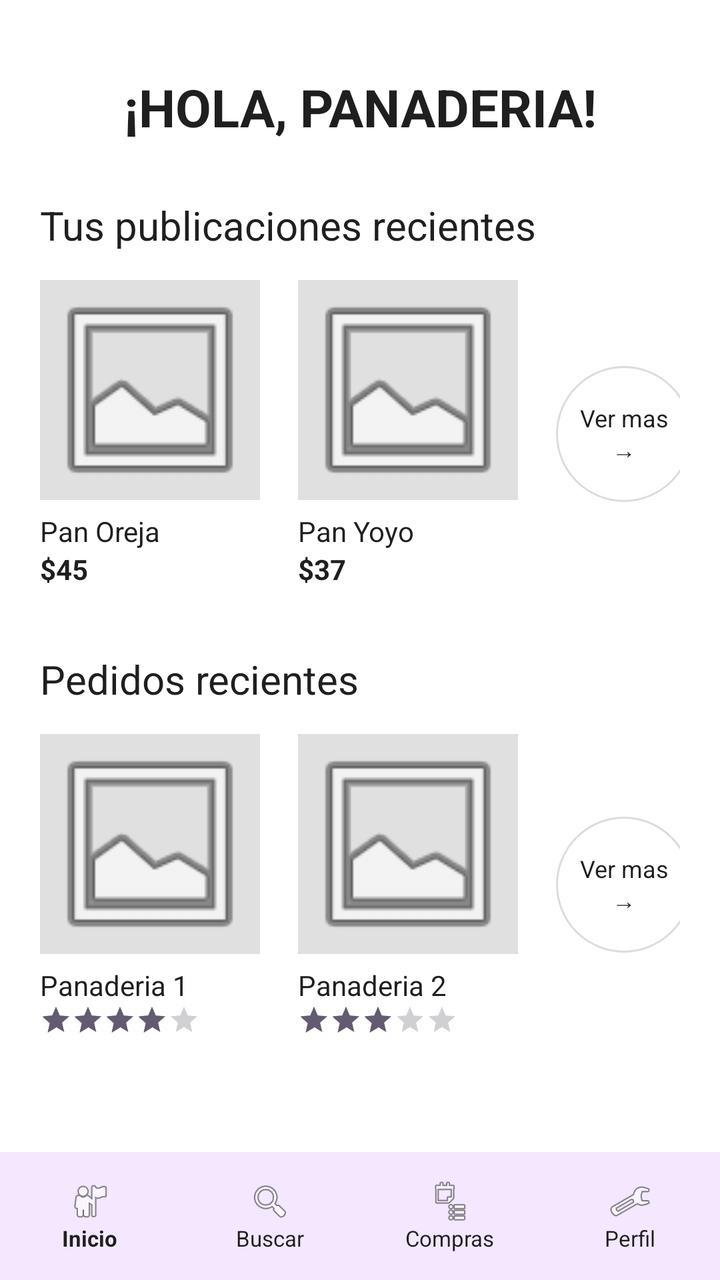
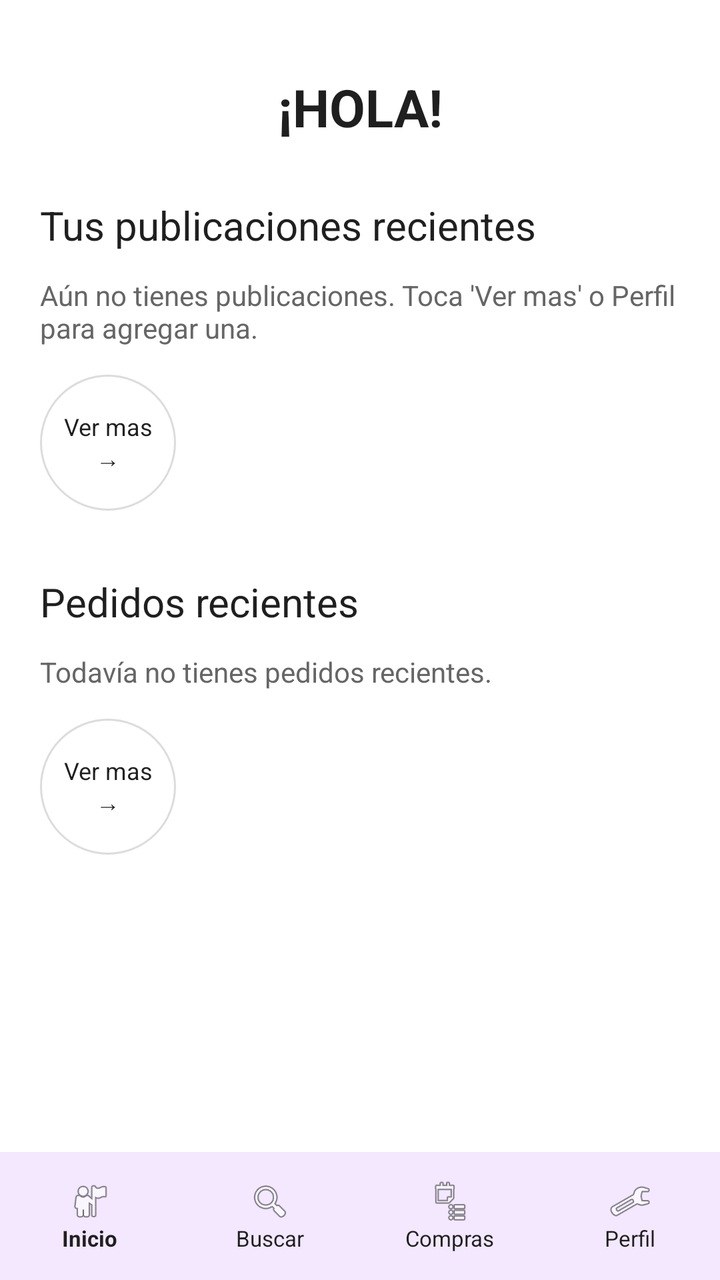

An Android layout rendered at two revisions. The XML below is the earlier revision; the diff shows what the commit changed to produce the second picture.
<!-- AndroidManifest.xml: application theme Theme.Material3.DayNight.NoActionBar -->
<!-- res/layout/activity_main2.xml -->
<?xml version="1.0" encoding="utf-8"?>
<androidx.constraintlayout.widget.ConstraintLayout xmlns:android="http://schemas.android.com/apk/res/android"
    xmlns:app="http://schemas.android.com/apk/res-auto"
    android:layout_width="match_parent"
    android:layout_height="match_parent"
    android:background="@color/blanco">

    <ScrollView
        android:layout_width="match_parent"
        android:layout_height="0dp"
        app:layout_constraintBottom_toTopOf="@id/bottomNav"
        app:layout_constraintTop_toTopOf="parent">

        <LinearLayout
            android:layout_width="match_parent"
            android:layout_height="wrap_content"
            android:orientation="vertical"
            android:padding="20dp">

            <TextView
                android:id="@+id/tvSaludo"
                android:layout_width="match_parent"
                android:layout_height="wrap_content"
                android:layout_marginTop="16dp"
                android:gravity="center"
                android:text="¡HOLA, PANADERIA!"
                android:textColor="@color/texto_oscuro"
                android:textSize="26sp"
                android:textStyle="bold" />

            <TextView
                android:layout_width="wrap_content"
                android:layout_height="wrap_content"
                android:layout_marginTop="28dp"
                android:text="Tus publicaciones recientes"
                android:textColor="@color/texto_oscuro"
                android:textSize="20sp" />

            <HorizontalScrollView
                android:layout_width="match_parent"
                android:layout_height="wrap_content"
                android:layout_marginTop="14dp"
                android:scrollbars="none">

                <LinearLayout
                    android:layout_width="wrap_content"
                    android:layout_height="wrap_content"
                    android:gravity="center_vertical"
                    android:orientation="horizontal">

                    <LinearLayout
                        android:layout_width="115dp"
                        android:layout_height="wrap_content"
                        android:layout_marginEnd="14dp"
                        android:orientation="vertical">
                        <ImageView
                            android:layout_width="110dp"
                            android:layout_height="110dp"
                            android:background="@color/gris_placeholder"
                            android:scaleType="centerCrop"
                            android:src="@android:drawable/ic_menu_gallery" />
                        <TextView
                            android:layout_width="wrap_content"
                            android:layout_height="wrap_content"
                            android:layout_marginTop="6dp"
                            android:text="Pan Oreja"
                            android:textColor="@color/texto_oscuro" />
                        <TextView
                            android:layout_width="wrap_content"
                            android:layout_height="wrap_content"
                            android:text="$45"
                            android:textColor="@color/texto_oscuro"
                            android:textStyle="bold" />
                    </LinearLayout>

                    <LinearLayout
                        android:layout_width="115dp"
                        android:layout_height="wrap_content"
                        android:layout_marginEnd="14dp"
                        android:orientation="vertical">
                        <ImageView
                            android:layout_width="110dp"
                            android:layout_height="110dp"
                            android:background="@color/gris_placeholder"
                            android:scaleType="centerCrop"
                            android:src="@android:drawable/ic_menu_gallery" />
                        <TextView
                            android:layout_width="wrap_content"
                            android:layout_height="wrap_content"
                            android:layout_marginTop="6dp"
                            android:text="Pan Yoyo"
                            android:textColor="@color/texto_oscuro" />
                        <TextView
                            android:layout_width="wrap_content"
                            android:layout_height="wrap_content"
                            android:text="$37"
                            android:textColor="@color/texto_oscuro"
                            android:textStyle="bold" />
                    </LinearLayout>

                    <TextView
                        android:id="@+id/btnVerMasPublicaciones"
                        android:layout_width="68dp"
                        android:layout_height="68dp"
                        android:background="@drawable/bg_circulo_borde"
                        android:gravity="center"
                        android:text="Ver mas\n→"
                        android:textColor="@color/texto_oscuro"
                        android:textSize="12sp" />
                </LinearLayout>
            </HorizontalScrollView>

            <TextView
                android:layout_width="wrap_content"
                android:layout_height="wrap_content"
                android:layout_marginTop="32dp"
                android:text="Pedidos recientes"
                android:textColor="@color/texto_oscuro"
                android:textSize="20sp" />

            <HorizontalScrollView
                android:layout_width="match_parent"
                android:layout_height="wrap_content"
                android:layout_marginTop="14dp"
                android:scrollbars="none">

                <LinearLayout
                    android:layout_width="wrap_content"
                    android:layout_height="wrap_content"
                    android:gravity="center_vertical"
                    android:orientation="horizontal">

                    <LinearLayout
                        android:layout_width="115dp"
                        android:layout_height="wrap_content"
                        android:layout_marginEnd="14dp"
                        android:orientation="vertical">
                        <ImageView
                            android:layout_width="110dp"
                            android:layout_height="110dp"
                            android:background="@color/gris_placeholder"
                            android:src="@android:drawable/ic_menu_gallery" />
                        <TextView
                            android:layout_width="wrap_content"
                            android:layout_height="wrap_content"
                            android:layout_marginTop="6dp"
                            android:text="Panaderia 1"
                            android:textColor="@color/texto_oscuro" />
                        <RatingBar
                            style="?android:attr/ratingBarStyleSmall"
                            android:layout_width="wrap_content"
                            android:layout_height="wrap_content"
                            android:numStars="5"
                            android:rating="4" />
                    </LinearLayout>

                    <LinearLayout
                        android:layout_width="115dp"
                        android:layout_height="wrap_content"
                        android:layout_marginEnd="14dp"
                        android:orientation="vertical">
                        <ImageView
                            android:layout_width="110dp"
                            android:layout_height="110dp"
                            android:background="@color/gris_placeholder"
                            android:src="@android:drawable/ic_menu_gallery" />
                        <TextView
                            android:layout_width="wrap_content"
                            android:layout_height="wrap_content"
                            android:layout_marginTop="6dp"
                            android:text="Panaderia 2"
                            android:textColor="@color/texto_oscuro" />
                        <RatingBar
                            style="?android:attr/ratingBarStyleSmall"
                            android:layout_width="wrap_content"
                            android:layout_height="wrap_content"
                            android:numStars="5"
                            android:rating="3" />
                    </LinearLayout>

                    <TextView
                        android:id="@+id/btnVerMasPedidos"
                        android:layout_width="68dp"
                        android:layout_height="68dp"
                        android:background="@drawable/bg_circulo_borde"
                        android:gravity="center"
                        android:text="Ver mas\n→"
                        android:textColor="@color/texto_oscuro"
                        android:textSize="12sp" />
                </LinearLayout>
            </HorizontalScrollView>
        </LinearLayout>
    </ScrollView>

    <include
        android:id="@+id/bottomNav"
        layout="@layout/layout_bottom_nav"
        android:layout_width="match_parent"
        android:layout_height="64dp"
        app:layout_constraintBottom_toBottomOf="parent" />

</androidx.constraintlayout.widget.ConstraintLayout>
<!-- res/layout/layout_bottom_nav.xml (included above) -->
<?xml version="1.0" encoding="utf-8"?>
<LinearLayout xmlns:android="http://schemas.android.com/apk/res/android"
    android:layout_width="match_parent"
    android:layout_height="64dp"
    android:background="@color/lila_nav"
    android:gravity="center"
    android:orientation="horizontal"
    android:weightSum="4">

    <LinearLayout
        android:id="@+id/navInicio"
        android:layout_width="0dp"
        android:layout_height="match_parent"
        android:layout_weight="1"
        android:gravity="center"
        android:orientation="vertical">
        <ImageView
            android:layout_width="22dp"
            android:layout_height="22dp"
            android:src="@android:drawable/ic_menu_myplaces" />
        <TextView
            android:layout_width="wrap_content"
            android:layout_height="wrap_content"
            android:text="Inicio"
            android:textColor="@color/texto_oscuro"
            android:textSize="11sp"
            android:textStyle="bold" />
    </LinearLayout>

    <LinearLayout
        android:id="@+id/navBuscar"
        android:layout_width="0dp"
        android:layout_height="match_parent"
        android:layout_weight="1"
        android:gravity="center"
        android:orientation="vertical">
        <ImageView
            android:layout_width="22dp"
            android:layout_height="22dp"
            android:src="@android:drawable/ic_menu_search" />
        <TextView
            android:layout_width="wrap_content"
            android:layout_height="wrap_content"
            android:text="Buscar"
            android:textColor="@color/texto_oscuro"
            android:textSize="11sp" />
    </LinearLayout>

    <LinearLayout
        android:id="@+id/navCompras"
        android:layout_width="0dp"
        android:layout_height="match_parent"
        android:layout_weight="1"
        android:gravity="center"
        android:orientation="vertical">
        <ImageView
            android:layout_width="22dp"
            android:layout_height="22dp"
            android:src="@android:drawable/ic_menu_agenda" />
        <TextView
            android:layout_width="wrap_content"
            android:layout_height="wrap_content"
            android:text="Compras"
            android:textColor="@color/texto_oscuro"
            android:textSize="11sp" />
    </LinearLayout>

    <LinearLayout
        android:id="@+id/navPerfil"
        android:layout_width="0dp"
        android:layout_height="match_parent"
        android:layout_weight="1"
        android:gravity="center"
        android:orientation="vertical">
        <ImageView
            android:layout_width="22dp"
            android:layout_height="22dp"
            android:src="@android:drawable/ic_menu_manage" />
        <TextView
            android:layout_width="wrap_content"
            android:layout_height="wrap_content"
            android:text="Perfil"
            android:textColor="@color/texto_oscuro"
            android:textSize="11sp" />
    </LinearLayout>
</LinearLayout>
<!-- resources referenced by this layout -->
<resources>
  <color name="blanco">#FFFFFF</color>
  <color name="gris_placeholder">#E0E0E0</color>
  <color name="lila_nav">#F3E8FF</color>
  <color name="texto_oscuro">#1F1F1F</color>
  <!-- drawable bg_circulo_borde (drawable) -->
  <shape xmlns:android="http://schemas.android.com/apk/res/android" android:shape="oval">
      <solid android:color="@color/blanco"/>
      <stroke android:width="1dp" android:color="@color/gris_borde"/>
  </shape>
  <color name="gris_borde">#DCDCDC</color>
</resources>

<!-- the commit's change to res/layout/activity_main2.xml (unified diff, before → after) -->
@@ -23,11 +23,12 @@
                 android:layout_height="wrap_content"
                 android:layout_marginTop="16dp"
                 android:gravity="center"
-                android:text="¡HOLA, PANADERIA!"
+                android:text="¡HOLA!"
                 android:textColor="@color/texto_oscuro"
                 android:textSize="26sp"
                 android:textStyle="bold" />
 
+            
             <TextView
                 android:layout_width="wrap_content"
                 android:layout_height="wrap_content"
@@ -35,6 +36,15 @@
                 android:text="Tus publicaciones recientes"
                 android:textColor="@color/texto_oscuro"
                 android:textSize="20sp" />
+
+            <TextView
+                android:id="@+id/tvSinPublicaciones"
+                android:layout_width="match_parent"
+                android:layout_height="wrap_content"
+                android:layout_marginTop="12dp"
+                android:text="Aún no tienes publicaciones. Toca 'Ver mas' o Perfil para agregar una."
+                android:textColor="@color/texto_secundario"
+                android:textSize="14sp" />
 
             <HorizontalScrollView
                 android:layout_width="match_parent"
@@ -48,55 +58,12 @@
                     android:gravity="center_vertical"
                     android:orientation="horizontal">
 
+                    
                     <LinearLayout
-                        android:layout_width="115dp"
+                        android:id="@+id/contenedorPublicaciones"
+                        android:layout_width="wrap_content"
                         android:layout_height="wrap_content"
-                        android:layout_marginEnd="14dp"
-                        android:orientation="vertical">
-                        <ImageView
-                            android:layout_width="110dp"
-                            android:layout_height="110dp"
-                            android:background="@color/gris_placeholder"
-                            android:scaleType="centerCrop"
-                            android:src="@android:drawable/ic_menu_gallery" />
-                        <TextView
-                            android:layout_width="wrap_content"
-                            android:layout_height="wrap_content"
-                            android:layout_marginTop="6dp"
-                            android:text="Pan Oreja"
-                            android:textColor="@color/texto_oscuro" />
-                        <TextView
-                            android:layout_width="wrap_content"
-                            android:layout_height="wrap_content"
-                            android:text="$45"
-                            android:textColor="@color/texto_oscuro"
-                            android:textStyle="bold" />
-                    </LinearLayout>
-
-                    <LinearLayout
-                        android:layout_width="115dp"
-                        android:layout_height="wrap_content"
-                        android:layout_marginEnd="14dp"
-                        android:orientation="vertical">
-                        <ImageView
-                            android:layout_width="110dp"
-                            android:layout_height="110dp"
-                            android:background="@color/gris_placeholder"
-                            android:scaleType="centerCrop"
-                            android:src="@android:drawable/ic_menu_gallery" />
-                        <TextView
-                            android:layout_width="wrap_content"
-                            android:layout_height="wrap_content"
-                            android:layout_marginTop="6dp"
-                            android:text="Pan Yoyo"
-                            android:textColor="@color/texto_oscuro" />
-                        <TextView
-                            android:layout_width="wrap_content"
-                            android:layout_height="wrap_content"
-                            android:text="$37"
-                            android:textColor="@color/texto_oscuro"
-                            android:textStyle="bold" />
-                    </LinearLayout>
+                        android:orientation="horizontal" />
 
                     <TextView
                         android:id="@+id/btnVerMasPublicaciones"
@@ -110,6 +77,7 @@
                 </LinearLayout>
             </HorizontalScrollView>
 
+            
             <TextView
                 android:layout_width="wrap_content"
                 android:layout_height="wrap_content"
@@ -117,6 +85,15 @@
                 android:text="Pedidos recientes"
                 android:textColor="@color/texto_oscuro"
                 android:textSize="20sp" />
+
+            <TextView
+                android:id="@+id/tvSinPedidos"
+                android:layout_width="match_parent"
+                android:layout_height="wrap_content"
+                android:layout_marginTop="12dp"
+                android:text="Todavía no tienes pedidos recientes."
+                android:textColor="@color/texto_secundario"
+                android:textSize="14sp" />
 
             <HorizontalScrollView
                 android:layout_width="match_parent"
@@ -130,53 +107,12 @@
                     android:gravity="center_vertical"
                     android:orientation="horizontal">
 
+                    
                     <LinearLayout
-                        android:layout_width="115dp"
+                        android:id="@+id/contenedorPedidos"
+                        android:layout_width="wrap_content"
                         android:layout_height="wrap_content"
-                        android:layout_marginEnd="14dp"
-                        android:orientation="vertical">
-                        <ImageView
-                            android:layout_width="110dp"
-                            android:layout_height="110dp"
-                            android:background="@color/gris_placeholder"
-                            android:src="@android:drawable/ic_menu_gallery" />
-                        <TextView
-                            android:layout_width="wrap_content"
-                            android:layout_height="wrap_content"
-                            android:layout_marginTop="6dp"
-                            android:text="Panaderia 1"
-                            android:textColor="@color/texto_oscuro" />
-                        <RatingBar
-                            style="?android:attr/ratingBarStyleSmall"
-                            android:layout_width="wrap_content"
-                            android:layout_height="wrap_content"
-                            android:numStars="5"
-                            android:rating="4" />
-                    </LinearLayout>
-
-                    <LinearLayout
-                        android:layout_width="115dp"
-                        android:layout_height="wrap_content"
-                        android:layout_marginEnd="14dp"
-                        android:orientation="vertical">
-                        <ImageView
-                            android:layout_width="110dp"
-                            android:layout_height="110dp"
-                            android:background="@color/gris_placeholder"
-                            android:src="@android:drawable/ic_menu_gallery" />
-                        <TextView
-                            android:layout_width="wrap_content"
-                            android:layout_height="wrap_content"
-                            android:layout_marginTop="6dp"
-                            android:text="Panaderia 2"
-                            android:textColor="@color/texto_oscuro" />
-                        <RatingBar
-                            style="?android:attr/ratingBarStyleSmall"
-                            android:layout_width="wrap_content"
-                            android:layout_height="wrap_content"
-                            android:numStars="5"
-                            android:rating="3" />
-                    </LinearLayout>
+                        android:orientation="horizontal" />
 
                     <TextView
                         android:id="@+id/btnVerMasPedidos"
<!-- resource entries referenced after the edit -->
@@ -1,9 +1,9 @@
 <!-- resources referenced by this layout -->
 <resources>
   <color name="blanco">#FFFFFF</color>
-  <color name="gris_placeholder">#E0E0E0</color>
   <color name="lila_nav">#F3E8FF</color>
   <color name="texto_oscuro">#1F1F1F</color>
+  <color name="texto_secundario">#666666</color>
   <!-- drawable bg_circulo_borde (drawable) -->
   <shape xmlns:android="http://schemas.android.com/apk/res/android" android:shape="oval">
       <solid android:color="@color/blanco"/>
